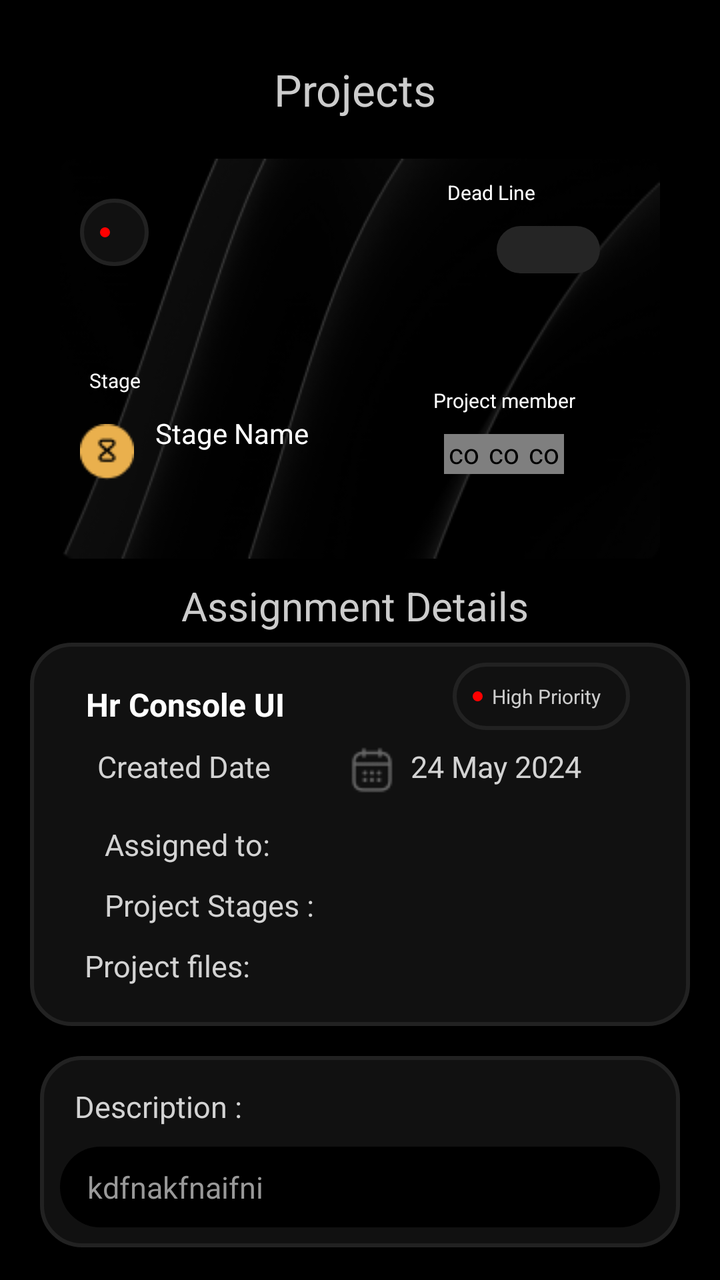
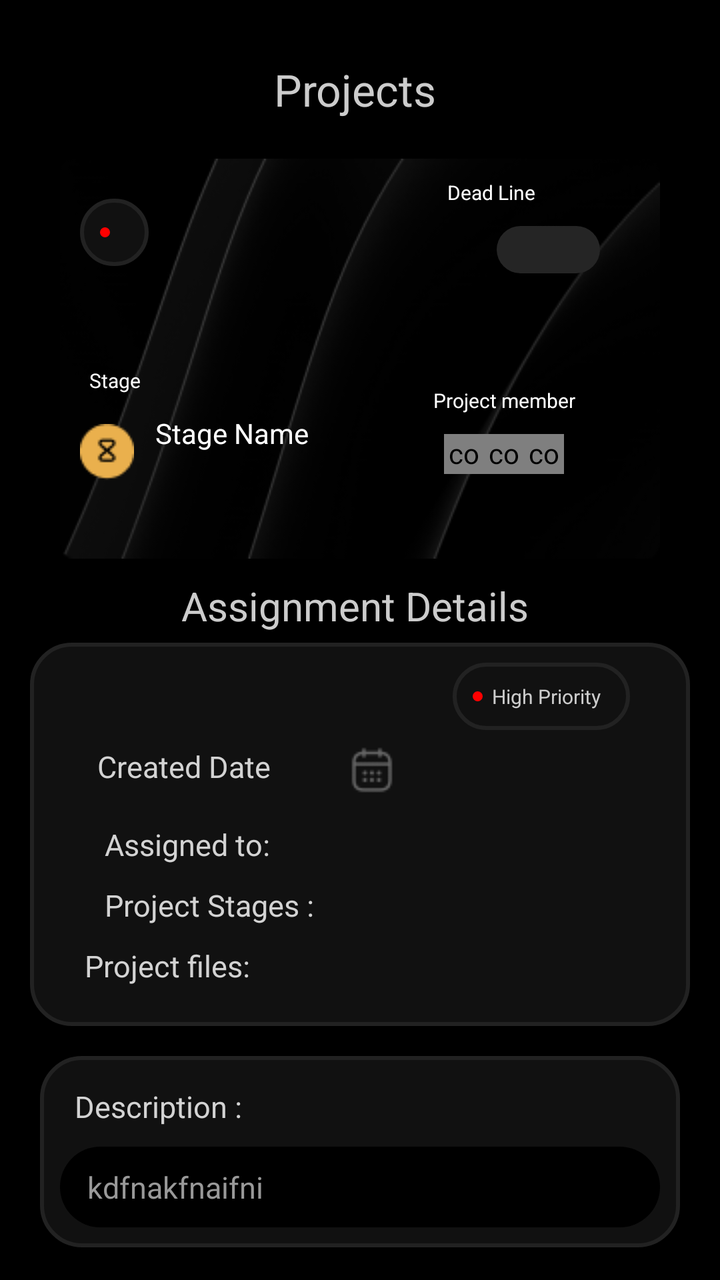

Before-and-after screenshots of an Android layout around one commit, followed by the original layout XML and the change that was made.
<!-- AndroidManifest.xml: application theme AppTheme -->
<!-- res/layout/fragment_projects.xml -->
<?xml version="1.0" encoding="utf-8"?>
<layout xmlns:android="http://schemas.android.com/apk/res/android"
    xmlns:app="http://schemas.android.com/apk/res-auto">

    <ScrollView xmlns:tools="http://schemas.android.com/tools"
        android:layout_width="match_parent"
        android:layout_height="match_parent"
        android:background="@color/black"
        android:clickable="true"
        android:focusable="true"
        android:orientation="vertical"
        android:padding="@dimen/_10"
        tools:context=".manager.activity.ProjectsFragment">

        <LinearLayout
            android:layout_width="match_parent"
            android:layout_height="wrap_content"
            android:clickable="true"
            android:focusable="true"
            android:orientation="vertical">

            <LinearLayout
                android:layout_width="match_parent"
                android:layout_height="wrap_content"
                android:layout_marginTop="20dp">

                <ImageView
                    android:id="@+id/backbutton"
                    android:layout_width="wrap_content"
                    android:layout_height="wrap_content"
                    android:layout_marginStart="25dp"
                    android:src="@drawable/backbutton"
                    android:visibility="gone" />

                <TextView
                    android:layout_width="match_parent"
                    android:layout_height="wrap_content"
                    android:gravity="center"
                    android:text="Projects "
                    android:textColor="@color/greyforText"
                    android:textSize="22sp" />

            </LinearLayout>

            <RelativeLayout
                android:layout_width="match_parent"
                android:layout_height="@dimen/_200dp"
                android:layout_marginStart="@dimen/_20dp"
                android:layout_marginTop="@dimen/_20dp"
                android:layout_marginEnd="@dimen/_20dp"
                android:background="@drawable/bg_img"
                android:elevation="@dimen/_10">

                <TextView
                    android:id="@+id/priority"
                    android:layout_width="wrap_content"
                    android:layout_height="wrap_content"
                    android:layout_marginStart="@dimen/_10"
                    android:layout_marginTop="@dimen/_20dp"
                    android:background="@drawable/dark_grey_bg"
                    android:drawableStart="@drawable/red_dot"
                    android:padding="@dimen/_10"
                    android:text="    "
                    android:textColor="@color/greyforText"
                    android:textSize="@dimen/_10" />

                <TextView
                    android:id="@+id/dead"
                    android:layout_width="wrap_content"
                    android:layout_height="wrap_content"
                    android:layout_alignParentEnd="true"
                    android:layout_marginTop="@dimen/_10"
                    android:layout_marginEnd="@dimen/_60dp"
                    android:gravity="start"
                    android:text="  Dead Line "
                    android:textColor="@color/white"
                    android:textSize="10sp" />

                <TextView
                    android:id="@+id/deadlineDate"
                    android:layout_width="wrap_content"
                    android:layout_height="wrap_content"
                    android:layout_below="@+id/dead"
                    android:layout_alignParentEnd="true"
                    android:layout_marginStart="@dimen/_10"
                    android:layout_marginTop="@dimen/_10"
                    android:layout_marginEnd="@dimen/_30dp"
                    android:background="@drawable/light_grey_bg"
                    android:gravity="start"
                    android:paddingStart="@dimen/_20dp"
                    android:paddingTop="@dimen/_5dp"
                    android:paddingEnd="@dimen/_20dp"
                    android:paddingBottom="@dimen/_5dp"
                    android:text="     "
                    android:textColor="@color/white"
                    android:textSize="10sp" />

                <TextView
                    android:id="@+id/projectName"
                    android:layout_width="wrap_content"
                    android:layout_height="wrap_content"
                    android:layout_below="@+id/priority"
                    android:layout_marginStart="@dimen/_10"
                    android:layout_marginTop="@dimen/_10"
                    android:gravity="start"
                    android:text="       "
                    android:textColor="@color/white"
                    android:textSize="15sp"
                    android:textStyle="bold" />

                <RelativeLayout
                    android:layout_width="wrap_content"
                    android:layout_height="wrap_content"
                    android:layout_below="@+id/projectName">

                    <TextView
                        android:id="@+id/stage"
                        android:layout_width="wrap_content"
                        android:layout_height="wrap_content"
                        android:layout_marginStart="@dimen/_10"
                        android:layout_marginTop="@dimen/_20dp"
                        android:gravity="start"
                        android:text="  Stage "
                        android:textColor="@color/white"
                        android:textSize="10sp" />

                    <ImageView
                        android:layout_width="wrap_content"
                        android:layout_height="wrap_content"
                        android:layout_below="@+id/stage"
                        android:layout_marginStart="@dimen/_10"
                        android:layout_marginTop="@dimen/_15"
                        android:src="@drawable/timer" />

                    <TextView
                        android:id="@+id/stageName"
                        android:layout_width="wrap_content"
                        android:layout_height="wrap_content"
                        android:layout_below="@+id/stage"
                        android:layout_marginStart="@dimen/_5dp"
                        android:layout_marginTop="@dimen/_10"
                        android:layout_toEndOf="@+id/stage"
                        android:text="Stage Name"
                        android:textColor="@color/white" />

                    <TextView
                        android:layout_width="wrap_content"
                        android:layout_height="wrap_content"
                        android:layout_below="@id/stageName"
                        android:layout_marginStart="@dimen/_5dp"
                        android:layout_toEndOf="@+id/stage"
                        android:text="   "
                        android:textColor="#898989"
                        android:textSize="12dp"
                        android:textStyle="italic" />
                </RelativeLayout>

                <RelativeLayout
                    android:layout_width="wrap_content"
                    android:layout_height="wrap_content"
                    android:layout_below="@+id/projectName"
                    android:layout_alignParentEnd="true"
                    android:layout_marginTop="@dimen/_10"
                    android:layout_marginEnd="@dimen/_30dp"
                    android:gravity="center"
                    android:padding="@dimen/_10">


                    <TextView
                        android:id="@+id/projctMember"
                        android:layout_width="wrap_content"
                        android:layout_height="wrap_content"
                        android:layout_marginTop="@dimen/_10"
                        android:gravity="start"
                        android:text="  Project member "
                        android:textColor="@color/white"
                        android:textSize="10sp" />


                    <com.makeramen.roundedimageview.RoundedImageView
                        android:id="@+id/photo1"
                        android:layout_width="@dimen/_20dp"
                        android:layout_height="20dp"
                        android:layout_below="@+id/projctMember"
                        android:layout_marginStart="@dimen/_10"
                        android:layout_marginTop="@dimen/_10"
                        android:src="@drawable/profilephoto"
                        app:riv_oval="true" />

                    <com.makeramen.roundedimageview.RoundedImageView
                        android:id="@+id/photo2"
                        android:layout_width="@dimen/_20dp"
                        android:layout_height="20dp"
                        android:layout_below="@+id/projctMember"
                        android:layout_marginTop="@dimen/_10"
                        android:layout_toEndOf="@+id/photo1"
                        android:src="@drawable/profilephoto"
                        app:riv_oval="true" />

                    <com.makeramen.roundedimageview.RoundedImageView
                        android:id="@+id/photo3"
                        android:layout_width="@dimen/_20dp"
                        android:layout_height="20dp"
                        android:layout_below="@+id/projctMember"
                        android:layout_marginTop="@dimen/_10"
                        android:layout_toEndOf="@+id/photo2"
                        android:src="@drawable/profilephoto"
                        app:riv_oval="true" />
                </RelativeLayout>


            </RelativeLayout>

            <TextView
                android:layout_width="match_parent"
                android:layout_height="wrap_content"
                android:layout_marginTop="@dimen/_10"
                android:gravity="center"
                android:text="Assignment Details "
                android:textColor="@color/greyforText"
                android:textSize="20sp" />

            <RelativeLayout
                android:layout_width="match_parent"
                android:layout_height="wrap_content"
                android:layout_margin="@dimen/_5dp"
                android:background="@drawable/dark_grey_bg"
                android:padding="@dimen/_10">

                <TextView
                    android:id="@+id/projectNamee"
                    android:layout_width="wrap_content"
                    android:layout_height="wrap_content"
                    android:layout_marginStart="@dimen/_10"
                    android:layout_marginTop="@dimen/_10"
                    android:gravity="start"
                    android:text="  Hr Console UI"
                    android:textColor="@color/white"
                    android:textSize="16sp"
                    android:textStyle="bold" />

                <TextView
                    android:id="@+id/priorityy"
                    android:layout_width="wrap_content"
                    android:layout_height="wrap_content"
                    android:layout_alignParentEnd="true"
                    android:layout_marginEnd="@dimen/_20dp"
                    android:background="@drawable/dark_grey_bg"
                    android:drawableStart="@drawable/red_dot"
                    android:padding="@dimen/_10"
                    android:text="  High Priority  "
                    android:textColor="@color/greyforText"
                    android:textSize="@dimen/_10" />

                <TextView
                    android:id="@+id/due"
                    android:layout_width="wrap_content"
                    android:layout_height="wrap_content"
                    android:layout_below="@+id/projectNamee"
                    android:layout_marginStart="@dimen/_20dp"
                    android:layout_marginTop="@dimen/_10"
                    android:gravity="start"
                    android:text=" Created Date "
                    android:textColor="@color/lightWhite"
                    android:textSize="15sp" />

                <TextView
                    android:id="@+id/createddate"
                    android:layout_width="wrap_content"
                    android:layout_height="wrap_content"
                    android:layout_below="@+id/projectNamee"
                    android:layout_marginStart="@dimen/_30dp"
                    android:layout_marginTop="@dimen/_10"
                    android:layout_toEndOf="@+id/due"
                    android:drawableStart="@drawable/calender2"
                    android:gravity="start"
                    android:paddingStart="5dp"
                    android:text="  24 May 2024 "
                    android:textColor="@color/lightWhite"
                    android:textSize="15sp" />

                <TextView
                    android:id="@+id/Assign"
                    android:layout_width="wrap_content"
                    android:layout_height="wrap_content"
                    android:layout_below="@+id/createddate"
                    android:layout_marginStart="@dimen/_20dp"
                    android:layout_marginTop="@dimen/_15"
                    android:gravity="start"
                    android:text="  Assigned to: "
                    android:textColor="@color/lightWhite"
                    android:textSize="15sp" />

                <androidx.recyclerview.widget.RecyclerView
                    android:id="@+id/assignedRecyccler"
                    android:layout_width="match_parent"
                    android:layout_height="wrap_content"
                    android:layout_below="@+id/Assign" />


                
                
                
                
                
                
                
                
                
                
                

                
                
                
                
                

                <TextView
                    android:id="@+id/projectStages"
                    android:layout_width="wrap_content"
                    android:layout_height="wrap_content"
                    android:layout_below="@+id/assignedRecyccler"
                    android:layout_marginStart="@dimen/_20dp"
                    android:layout_marginTop="@dimen/_10"
                    android:gravity="start"
                    android:text="  Project Stages : "
                    android:textColor="@color/lightWhite"
                    android:textSize="15sp" />

                <androidx.recyclerview.widget.RecyclerView
                    android:id="@+id/stageRecycler"
                    android:layout_width="match_parent"
                    android:layout_height="wrap_content"
                    android:layout_below="@+id/projectStages" />

                <TextView
                    android:id="@+id/file"
                    android:layout_width="wrap_content"
                    android:layout_height="wrap_content"
                    android:layout_below="@+id/stageRecycler"
                    android:layout_marginStart="@dimen/_10dp"
                    android:layout_marginTop="@dimen/_10"
                    android:gravity="start"
                    android:text="  Project files: "
                    android:textColor="@color/lightWhite"
                    android:textSize="15sp" />

                <androidx.recyclerview.widget.RecyclerView
                    android:id="@+id/fileRecycler"
                    android:layout_width="match_parent"
                    android:layout_height="wrap_content"
                    android:layout_below="@+id/file"
                    android:padding="5dp" />
                
                
                
                
                
                
                
                
                
                
                
                
                
                
                
                
                
            </RelativeLayout>

            <LinearLayout
                android:layout_width="match_parent"
                android:layout_height="wrap_content"
                android:layout_margin="@dimen/_10"
                android:background="@drawable/dark_grey_bg"
                android:orientation="vertical">

                <TextView
                    android:id="@+id/description"
                    android:layout_width="wrap_content"
                    android:layout_height="wrap_content"
                    android:layout_below="@+id/assignedRecyccler"
                    android:layout_marginStart="@dimen/_10dp"
                    android:layout_marginTop="@dimen/_15"
                    android:gravity="start"
                    android:text="  Description : "
                    android:textColor="@color/lightWhite"
                    android:textSize="15sp" />

                <TextView
                    android:id="@+id/descriptionn"
                    android:layout_width="match_parent"
                    android:layout_height="wrap_content"
                    android:layout_below="@+id/description"
                    android:layout_margin="@dimen/_10"
                    android:background="@drawable/black_button"
                    android:fontFamily="@font/dm_sans"
                    android:gravity="start"
                    android:padding="@dimen/_10"
                    android:text=" kdfnakfnaifni "
                    android:textColor="#999999"
                    android:textSize="15sp" />
            </LinearLayout>

            <LinearLayout
                android:layout_width="match_parent"
                android:layout_height="wrap_content"
                android:layout_margin="@dimen/_10"
                android:background="@drawable/dark_grey_bg"
                android:orientation="vertical">

                <TextView
                    android:id="@+id/notes"
                    android:layout_width="match_parent"
                    android:layout_height="wrap_content"
                    android:layout_below="@+id/assignedRecyccler"
                    android:layout_marginStart="@dimen/_20dp"
                    android:layout_marginTop="@dimen/_15"
                    android:layout_marginEnd="@dimen/_20dp"
                    android:drawableEnd="@drawable/plus"
                    android:gravity="start"
                    android:padding="@dimen/_10"
                    android:text="  Notes : "
                    android:textColor="#56555C"
                    android:textSize="15sp" />

                <androidx.recyclerview.widget.RecyclerView
                    android:id="@+id/notesRecycler"
                    android:layout_width="match_parent"
                    android:layout_height="wrap_content"
                    android:layout_margin="@dimen/_5dp"
                    android:padding="@dimen/_5dp" />
            </LinearLayout>


            
            
            
            
            
            
            

            
            
            
            
            
            
            
            
            
            

            
            
            
            
            


            
            
            
            
            
            
            
            
            
            


            
            
            
            
            
            
            

            
            
            
            
            
            
            
            
            
            

            
            
            
            
            
            
            
            
            
            
            
            
            
            
            
            
            

            
            
            
            
            
            
            
            

            
            
            
            
            
            
            

            
            
            <LinearLayout
                android:id="@+id/teamSubTask"
                android:layout_width="match_parent"
                android:layout_height="wrap_content"
                android:layout_margin="@dimen/_5dp"
                android:background="@drawable/dark_grey_bg"
                android:orientation="vertical"
                android:padding="@dimen/_20dp">

                <TextView
                    android:layout_width="wrap_content"
                    android:layout_height="wrap_content"
                    android:layout_marginStart="@dimen/_10"
                    android:layout_marginTop="@dimen/_10"
                    android:layout_marginBottom="@dimen/_10"
                    android:gravity="start"
                    android:text=" Team Sub Tasks "
                    android:textColor="@color/white"
                    android:textSize="16sp" />

                <RelativeLayout
                    android:layout_width="match_parent"
                    android:layout_height="wrap_content"
                    android:background="@drawable/light_grey_bg"
                    android:padding="@dimen/_10">

                    <TextView
                        android:id="@+id/textTask"
                        android:layout_width="wrap_content"
                        android:layout_height="wrap_content"
                        android:layout_marginStart="@dimen/_10"
                        android:layout_marginTop="@dimen/_10"
                        android:layout_marginBottom="@dimen/_10"
                        android:gravity="start"
                        android:text=" Tasks "
                        android:textColor="@color/white"
                        android:textSize="16sp" />

                    
                    
                    
                    
                    
                    
                    
                    
                    
                    
                    
                    
                    
                    
                    
                    
                    

                    <View
                        android:layout_width="wrap_content"
                        android:layout_height="1dp"
                        android:layout_below="@+id/textTask"
                        android:layout_marginStart="@dimen/_20dp"
                        android:layout_marginTop="@dimen/_5dp"
                        android:layout_marginEnd="@dimen/_20dp"
                        android:background="#444444" />

                    <androidx.recyclerview.widget.RecyclerView
                        android:id="@+id/subTaskMember"
                        android:layout_width="match_parent"
                        android:layout_height="wrap_content"
                        android:layout_below="@+id/textTask"
                        android:layout_marginTop="@dimen/_20dp"
                        android:padding="@dimen/_10" />

                </RelativeLayout>
            </LinearLayout>

            <TextView
                android:id="@+id/mySubTask"
                android:layout_width="match_parent"
                android:layout_height="wrap_content"
                android:layout_marginStart="@dimen/_25dp"
                android:layout_marginTop="@dimen/_20dp"
                android:layout_marginEnd="@dimen/_25dp"
                android:layout_marginBottom="@dimen/_30dp"
                android:background="@drawable/grey_bg_rounded"
                android:drawableEnd="@drawable/left_arrow"
                android:fontFamily="@font/dm_sans"
                android:gravity="center"
                android:paddingStart="@dimen/_10"
                android:paddingTop="@dimen/_10"
                android:paddingEnd="@dimen/_10"
                android:paddingBottom="@dimen/_10"
                android:text="My Sub Tasks "
                android:textColor="#CDCDCD"
                android:textSize="@dimen/_18sp" />
        </LinearLayout>

    </ScrollView>
</layout>
<!-- resources referenced by this layout -->
<resources>
  <color name="black">#FF000000</color>
  <color name="greyforText">#CCCCCC</color>
  <color name="lightWhite">#D3D3D3</color>
  <color name="white">#FFFFFF</color>
  <dimen name="_10">10dp</dimen>
  <dimen name="_10dp">10dp</dimen>
  <dimen name="_15">15dp</dimen>
  <dimen name="_18sp">18sp</dimen>
  <dimen name="_200dp">200dp</dimen>
  <dimen name="_20dp">20dp</dimen>
  <dimen name="_25dp">25dp</dimen>
  <dimen name="_30dp">30dp</dimen>
  <dimen name="_5dp">5dp</dimen>
  <dimen name="_60dp">60dp</dimen>
  <!-- drawable backbutton: png bitmap (drawable, 227 bytes) -->
  <!-- drawable bg_img: jpg bitmap (drawable, 183601 bytes) -->
  <!-- drawable black_button (drawable) -->
  <shape xmlns:android="http://schemas.android.com/apk/res/android"
      android:shape="rectangle">
      <solid android:color="#000000"/>
      <corners android:radius="25dp" /> 
  </shape>
  <!-- drawable calender2: png bitmap (drawable, 791 bytes) -->
  <!-- drawable dark_grey_bg (drawable) -->
  <?xml version="1.0" encoding="utf-8"?>
  <shape xmlns:android="http://schemas.android.com/apk/res/android"
      android:shape="rectangle">
      <solid android:color="@color/greyBackground"/>
      <corners android:radius="@dimen/_20dp"/>
      <stroke
          android:width="2dp" android:color="@color/strokeBlack"/>
  </shape>
  <!-- drawable grey_bg_rounded (drawable) -->
  <?xml version="1.0" encoding="utf-8"?>
  <shape xmlns:android="http://schemas.android.com/apk/res/android"
      android:shape="rectangle">
  <solid android:color="@color/greyBackground"/>
      <corners android:radius="@dimen/_20dp"/>
  </shape>
  <!-- drawable left_arrow: png bitmap (drawable, 247 bytes) -->
  <!-- drawable light_grey_bg (drawable) -->
  <?xml version="1.0" encoding="utf-8"?>
  <shape xmlns:android="http://schemas.android.com/apk/res/android"
      android:shape="rectangle">
      <solid android:color="@color/lightGreycolor"/>
      <corners android:radius="@dimen/_20dp"/>
  </shape>
  <!-- drawable plus: png bitmap (drawable, 480 bytes) -->
  <!-- drawable profilephoto: png bitmap (drawable, 10711 bytes) -->
  <!-- drawable red_dot (drawable) -->
  <?xml version="1.0" encoding="utf-8"?>
  <shape xmlns:android="http://schemas.android.com/apk/res/android"
      android:shape="oval">
      <solid android:color="@color/brightred" /> 
      <size android:width="5dp" android:height="5dp" /> 
  </shape>
  <!-- drawable timer: png bitmap (drawable, 853 bytes) -->
  <style name="AppTheme" parent="Theme.MaterialComponents.Light.NoActionBar">
          <item name="colorPrimaryDark">@color/black</item>
          <item name="colorSurface">@color/white</item>
      </style>
  <color name="greyBackground">#111111</color>
  <color name="strokeBlack">#222222</color>
  <color name="lightGreycolor">#252525</color>
  <color name="brightred">#FF0000</color>
</resources>

<!-- the commit's change to res/layout/fragment_projects.xml (unified diff, before → after) -->
@@ -234,7 +234,7 @@
                     android:layout_marginStart="@dimen/_10"
                     android:layout_marginTop="@dimen/_10"
                     android:gravity="start"
-                    android:text="  Hr Console UI"
+                    android:text="  "
                     android:textColor="@color/white"
                     android:textSize="16sp"
                     android:textStyle="bold" />
@@ -275,7 +275,7 @@
                     android:drawableStart="@drawable/calender2"
                     android:gravity="start"
                     android:paddingStart="5dp"
-                    android:text="  24 May 2024 "
+                    android:text="   "
                     android:textColor="@color/lightWhite"
                     android:textSize="15sp" />
 
